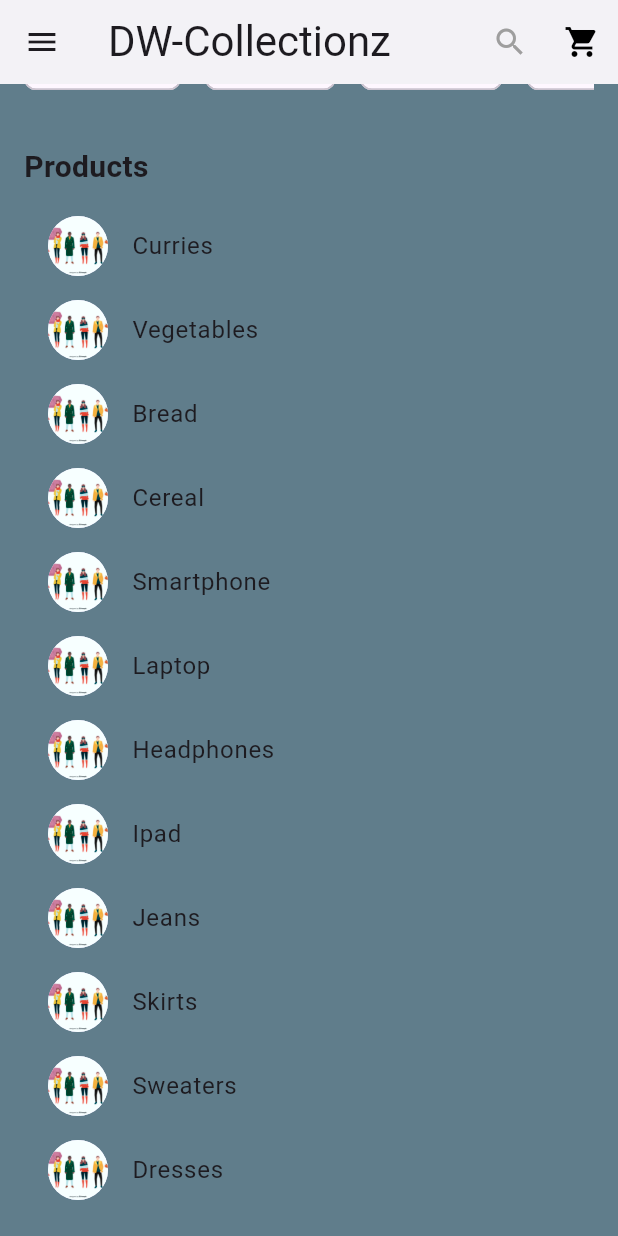
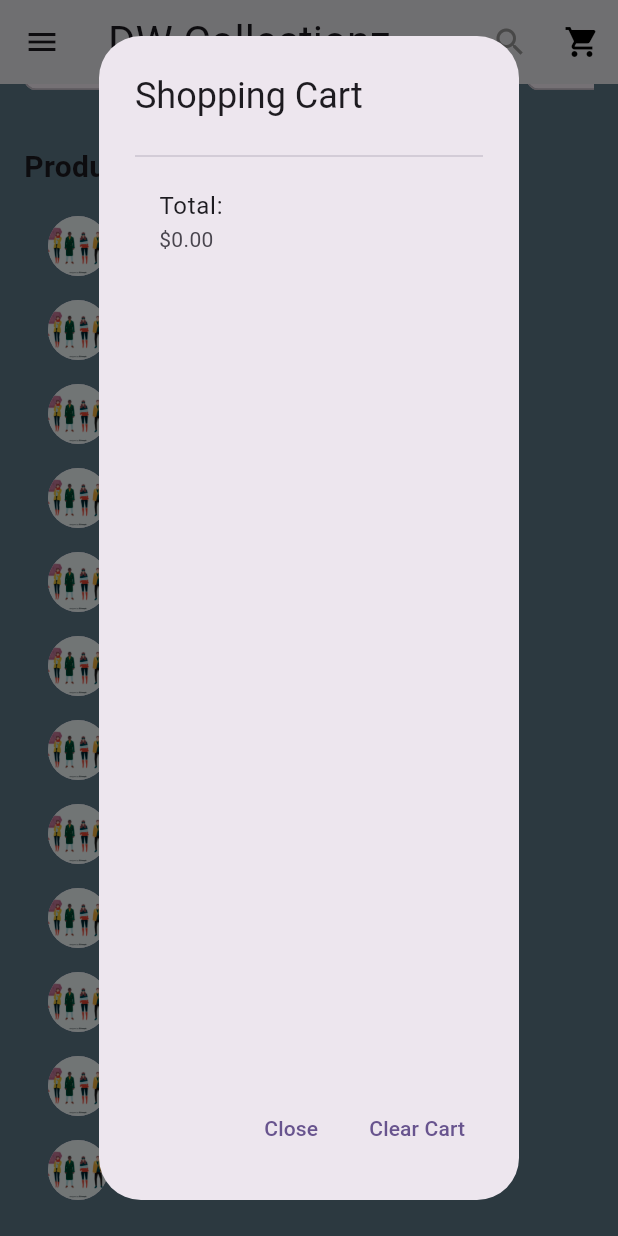
Before and after one commit to debbyra/assignments_sem2, a Flutter app: the HomePage screen opened by its route, scrolled down 294 dp, after a tap on the "shopping cart" icon, on a phone screen of 412 x 824 dp. Run offline on Flutter 3.47's test engine with Material 2 defaults, Android fonts, the phone set to English and light mode, and no system bars; our stand-ins replace carousel_slider.

Commit message:
added cart

```diff
--- /dev/null
+++ b/e_commerce_application/lib/cart.dart
@@ -0,0 +1,26 @@
+// import 'package:flutter/material.dart';
+import 'package:e_commerce_application/product.dart';
+
+class Cart {
+final List<Product> _items = [];
+
+  List<Product> get items => _items;
+
+  void addToCart(Product product) {
+    _items.add(product);
+  }
+
+  void removeFromCart(Product product) {
+    _items.remove(product);
+  }
+
+  void clearCart() {
+    _items.clear();
+  }
+
+  double get total {
+    return _items.fold(0.0, (total, product) => total + product.price);
+  }
+
+  int get itemCount => _items.length;
+}
--- a/e_commerce_application/lib/home_page.dart
+++ b/e_commerce_application/lib/home_page.dart
@@ -1,10 +1,9 @@
 import 'package:e_commerce_application/product_widget.dart';
 import 'package:flutter/material.dart';
 import 'category.dart';
-// import 'category_item.dart';
+import 'cart.dart';
 import 'product.dart';
 import 'package:e_commerce_application/my_carousel.dart';
-// import 'product.dart';
 
 class HomePage extends StatefulWidget {
   @override
@@ -12,6 +11,8 @@ class HomePage extends StatefulWidget {
 }
 
 class _HomePageState extends State<HomePage> {
+  final Cart _cart = Cart(); // Create an instance of the Cart class
+
   final List<Product> products = [
     Product(
       name: 'Curries',
@@ -146,7 +147,9 @@ class _HomePageState extends State<HomePage> {
                 Icons.shopping_cart,
                 color: Colors.black,
               ),
-              onPressed: () {}) //removed the new keyword
+              onPressed: () {
+                _showCartDialog(context);
+              }) //removed the new keyword
         ],
       ),
 
@@ -309,6 +312,7 @@ class _HomePageState extends State<HomePage> {
                               title: Text(product.name),
                               onTap: () {
                                 // Handle product tap
+                                _addToCart(product);
                               },
                             ))
                         .toList(),
@@ -321,6 +325,54 @@ class _HomePageState extends State<HomePage> {
       ),
       backgroundColor: Colors.blueGrey,
     );
+  }
+
+  // Function to add a product to the cart
+  void _addToCart(Product product) {
+    setState(() {
+      _cart.addToCart(product);
+    });
+  }
+
+  // Function to show a dialog displaying the cart content
+  void _showCartDialog(BuildContext context) {
+    showDialog(
+        context: context,
+        builder: (BuildContext context) {
+          return AlertDialog(
+            title: const Text('Shopping Cart'),
+            content: Column(
+              crossAxisAlignment: CrossAxisAlignment.start,
+              children: [
+                for (Product item in _cart.items)
+                  ListTile(
+                    title: Text(item.name),
+                    subtitle: Text('\$${item.price.toStringAsFixed(2)}'),
+                  ),
+                const Divider(),
+                ListTile(
+                  title: const Text('Total:'),
+                  subtitle: Text('\$${_cart.total.toStringAsFixed(2)}'),
+                ),
+              ],
+            ),
+            actions: [
+              TextButton(
+                onPressed: () {
+                  Navigator.pop(context);
+                },
+                child: const Text('Close'),
+              ),
+              TextButton(
+                onPressed: () {
+                  _cart.clearCart();
+                  Navigator.pop(context);
+                },
+                child: const Text('Clear Cart'),
+              ),
+            ],
+          );
+        });
   }
 }
 
```
